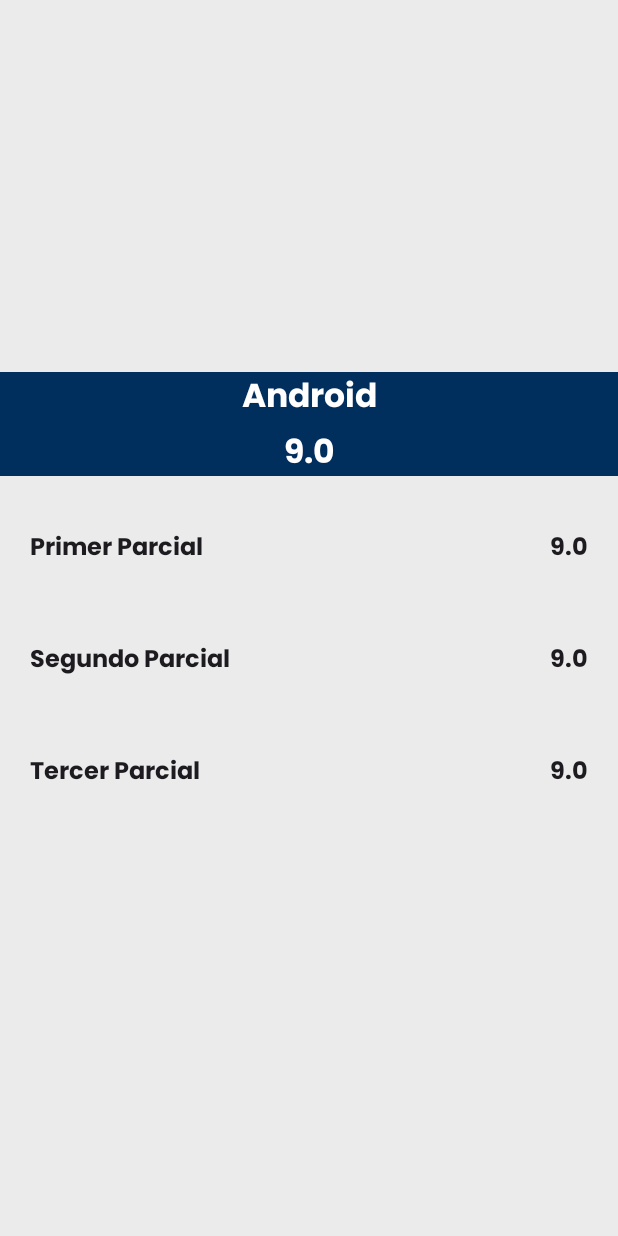
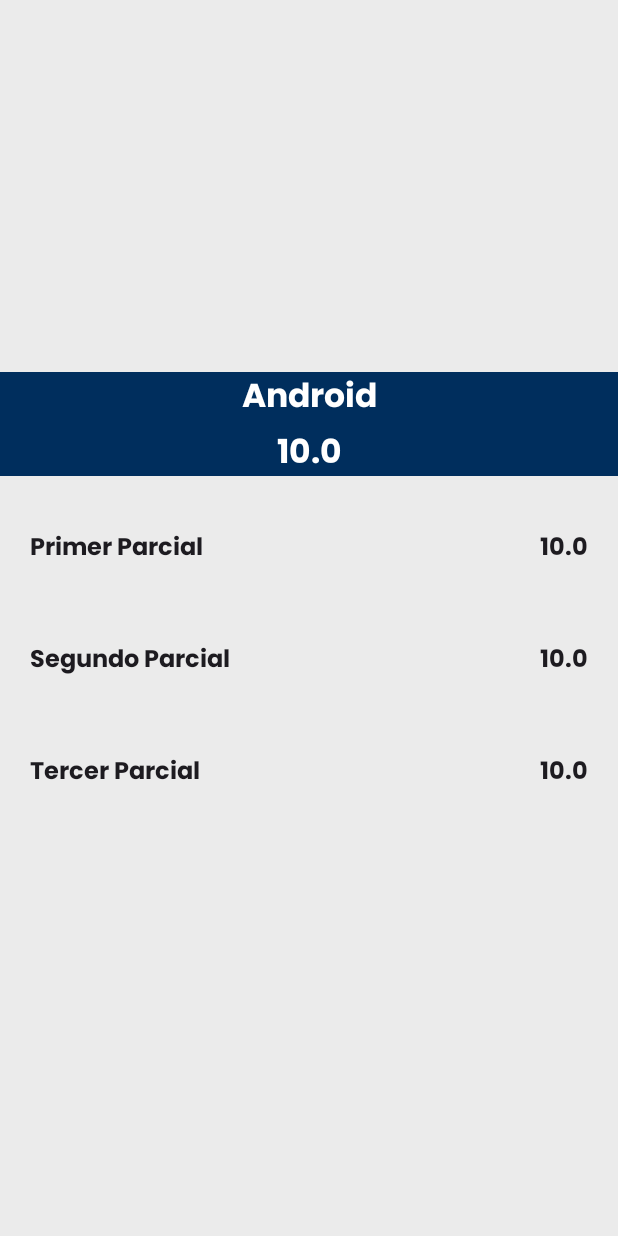
Before and after one commit to YahirHernandezz/LaSalleApp, an Android app built with Jetpack Compose: the GradesScreen screen opened through its navigation route, after a tap on "Android", on a phone screen of 412 x 824 dp. Run offline under Robolectric (Android 15) with nearby library versions, the phone set to English and light mode, and no system bars; libraries missing offline, so code that uses them is left out: com.exyte.animatednavbar; pictures from the network do not load; 1 statement that could not run was skipped.

Commit message:
Mandar nombre de materia a detalle materia

```diff
--- a/app/src/main/java/com/example/a512lasalleapp/MainActivity.kt
+++ b/app/src/main/java/com/example/a512lasalleapp/MainActivity.kt
@@ -135,8 +135,12 @@ class MainActivity : ComponentActivity() {
                         composable(route = Screens.Theme.route) {
                             ThemeScreen(innerPadding = innerPadding)
                         }
-                        composable(route = Screens.ClassDetail.route) {
-                            ClassDetailScreen(innerPadding = innerPadding, "Android")
+                        composable(
+                            route = "class-detail/{nombreClase}",
+                            arguments = listOf(navArgument("nombreClase") { type = NavType.StringType })
+                        ) { backStackEntry ->
+                            val nombreClase = backStackEntry.arguments?.getString("nombreClase") ?: ""
+                            ClassDetailScreen(innerPadding, nombreClase)
                         }
                         composable(route = Screens.Payments.route) {
                             PaymentsScreen(innerPadding = innerPadding)
--- a/app/src/main/java/com/example/a512lasalleapp/ui/screens/ClassDetailScreen.kt
+++ b/app/src/main/java/com/example/a512lasalleapp/ui/screens/ClassDetailScreen.kt
@@ -14,11 +14,9 @@ import androidx.compose.material3.Text
 import androidx.compose.runtime.Composable
 import androidx.compose.ui.Alignment
 import androidx.compose.ui.Modifier
-import androidx.compose.ui.graphics.Color
 import androidx.compose.ui.tooling.preview.Preview
 import androidx.compose.ui.unit.dp
 import com.example.a512lasalleapp.ui.theme._512LaSalleAppTheme
-import java.util.Stack
 
 @Composable
 fun ClassDetailScreen(innerPadding : PaddingValues, nombreClase : String){
@@ -43,7 +41,7 @@ fun ClassDetailScreen(innerPadding : PaddingValues, nombreClase : String){
                     fontWeight = MaterialTheme.typography.titleMedium.fontWeight,
                     color = MaterialTheme.colorScheme.onPrimary,
                     modifier = Modifier.padding(bottom = 5.dp))
-                Text(text = "9.0",
+                Text(text = "10.0",
                     fontSize = MaterialTheme.typography.titleLarge.fontSize,
                     fontWeight = MaterialTheme.typography.titleMedium.fontWeight,
                     color = MaterialTheme.colorScheme.onPrimary)
@@ -60,7 +58,7 @@ fun ClassDetailScreen(innerPadding : PaddingValues, nombreClase : String){
                     fontWeight = MaterialTheme.typography.titleMedium.fontWeight,
                     color = MaterialTheme.colorScheme.onBackground,
                     modifier = Modifier.padding(start = 20.dp, bottom = 5.dp))
-                Text(text = "9.0",
+                Text(text = "10.0",
                     fontSize = MaterialTheme.typography.titleMedium.fontSize,
                     fontWeight = MaterialTheme.typography.titleMedium.fontWeight,
                     color = MaterialTheme.colorScheme.onBackground,
@@ -78,7 +76,7 @@ fun ClassDetailScreen(innerPadding : PaddingValues, nombreClase : String){
                     fontWeight = MaterialTheme.typography.titleMedium.fontWeight,
                     color = MaterialTheme.colorScheme.onBackground,
                     modifier = Modifier.padding(start = 20.dp, bottom = 5.dp))
-                Text(text = "9.0",
+                Text(text = "10.0",
                     fontSize = MaterialTheme.typography.titleMedium.fontSize,
                     fontWeight = MaterialTheme.typography.titleMedium.fontWeight,
                     color = MaterialTheme.colorScheme.onBackground,
@@ -96,7 +94,7 @@ fun ClassDetailScreen(innerPadding : PaddingValues, nombreClase : String){
                     fontWeight = MaterialTheme.typography.titleMedium.fontWeight,
                     color = MaterialTheme.colorScheme.onBackground,
                     modifier = Modifier.padding(start = 20.dp, bottom = 5.dp))
-                Text(text = "9.0",
+                Text(text = "10.0",
                     fontSize = MaterialTheme.typography.titleMedium.fontSize,
                     fontWeight = MaterialTheme.typography.titleMedium.fontWeight,
                     color = MaterialTheme.colorScheme.onBackground,
--- a/app/src/main/java/com/example/a512lasalleapp/ui/screens/GradesScreen.kt
+++ b/app/src/main/java/com/example/a512lasalleapp/ui/screens/GradesScreen.kt
@@ -8,6 +8,7 @@ import androidx.compose.foundation.layout.height
 import androidx.compose.foundation.layout.padding
 import androidx.compose.foundation.layout.size
 import androidx.compose.foundation.lazy.LazyColumn
+import androidx.compose.foundation.lazy.items
 import androidx.compose.foundation.shape.RoundedCornerShape
 import androidx.compose.material3.MaterialTheme
 import androidx.compose.material3.Text
@@ -29,6 +30,15 @@ import com.example.a512lasalleapp.ui.theme._512LaSalleAppTheme
 
 @Composable
 fun GradesScreen(innerPadding: PaddingValues, navController: NavController) {
+    val materias = listOf(
+        "Android",
+        "Programacion",
+        "Base de Datos",
+        "Programacion",
+        "IA",
+        "Algoritmos",
+        "Matematicas"
+    )
     ScreenTemplate(innerPadding = innerPadding, header = {
         Row (
             modifier = Modifier
@@ -75,7 +85,7 @@ fun GradesScreen(innerPadding: PaddingValues, navController: NavController) {
                             fontSize = MaterialTheme.typography.bodySmall.fontSize,
                             fontWeight = MaterialTheme.typography.bodySmall.fontWeight,
                             color = Color.White)
-                        Text(text = "9.0",
+                        Text(text = "10",
                             fontSize = MaterialTheme.typography.bodySmall.fontSize,
                             fontWeight = MaterialTheme.typography.bodySmall.fontWeight,
                             color = Color.White)
@@ -87,8 +97,8 @@ fun GradesScreen(innerPadding: PaddingValues, navController: NavController) {
         LazyColumn (
             modifier = Modifier.height(570.dp).padding(10.dp)
         ){
-            items(7) {
-                ClassItem("Android", 9.0, onClick = {navController.navigate("class-detail")})
+            items(materias) {
+                ClassItem(materias[materias.indexOf(it)], 10.0, onClick = {navController.navigate("class-detail/${materias[materias.indexOf(it)]}")})
             }
         }
     })
```
